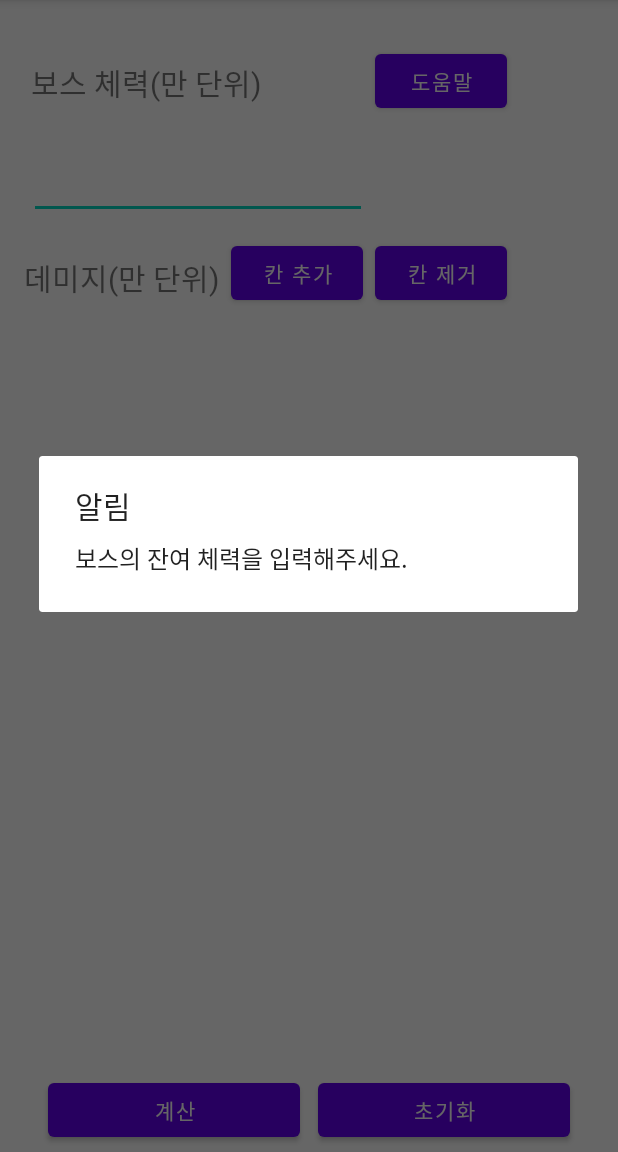
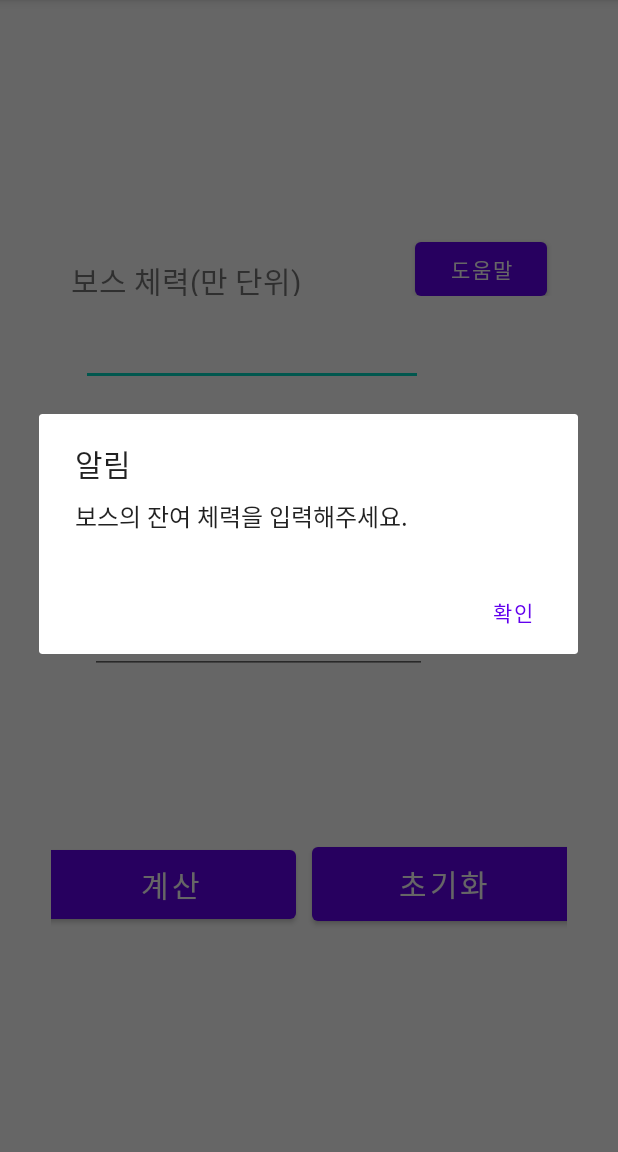
Before and after one commit to JinKyuGit/calculator, an Android app: the screen it shows after launch (MainActivity), after a tap on "계산", on a phone screen of 412 x 824 dp, the part 84-1236 px from its top. Run offline under Robolectric (Android 15) with nearby library versions, the phone set to English and light mode, and no system bars; our stand-ins replace AdMob.

Commit message:
알림창에 확인버튼 생성. 디자인 조정.

```diff
--- a/app/src/main/java/com/app/calculator/Calculator.kt
+++ b/app/src/main/java/com/app/calculator/Calculator.kt
@@ -110,7 +110,7 @@ class Calculator {
         //마지막 쉼표 제거.
         if(!"".equals(attackers)){
             attackers = attackers.substring(0, attackers.length - 2)
-            message = " -공격자 ["+attackers+"], 막타 : "+lastDamage+" 인 경우 이월 시간 : "+time+"초"
+            message = " -공격자 ["+attackers+"]"+"\n"+"막타 : "+lastDamage+" 인 경우 이월 시간 : "+time+"초"
         }else {
             message = " -공격자 "+lastDamage+", 이월 시간 : "+time+"초"
         }
--- a/app/src/main/java/com/app/calculator/MainActivity.kt
+++ b/app/src/main/java/com/app/calculator/MainActivity.kt
@@ -26,7 +26,7 @@ import com.google.android.gms.ads.MobileAds
 
 class MainActivity : AppCompatActivity() {
 
-    public var container: ConstraintLayout? = null
+    public var container: LinearLayout? = null
     public var applyConstraintSet = ConstraintSet()
     public val damageArray = arrayOf(
         R.id.damage1,
@@ -44,7 +44,7 @@ class MainActivity : AppCompatActivity() {
 
         //변수 생성 및 초기화.
         container = findViewById(R.id.container);
-        applyConstraintSet.clone(container);
+        //applyConstraintSet.clone(container);
 
         //화면클릭시 키보드 숨기기.
         this.setupUI(findViewById(R.id.container))
@@ -145,7 +145,7 @@ class MainActivity : AppCompatActivity() {
         var EditText = arrayOfNulls<EditText>(2)
         //레이아웃
         val layoutParams = LinearLayout.LayoutParams(225.topx(), 60.topx())
-        layoutParams.setMargins(50, 0, 0, 0)
+        layoutParams.setMargins(20, 0, 0, 0)
 
         //필터
         val maxLength = 4
@@ -173,41 +173,6 @@ class MainActivity : AppCompatActivity() {
         innerView!!.addView(EditText[1])
       //  setContentView(container)
 
-        /**
-        //constraint 적용
-        //첫번째 데미지 칸
-        applyConstraintSet.constrainHeight(damageArray[0],
-            ConstraintSet.WRAP_CONTENT)
-        applyConstraintSet.constrainWidth(damageArray[0],
-            ConstraintSet.WRAP_CONTENT)
-        applyConstraintSet.setHorizontalBias(damageArray[0], 0.104f)
-        applyConstraintSet.connect(damageArray[0], ConstraintSet.LEFT,
-            ConstraintSet.PARENT_ID, ConstraintSet.LEFT, 0)
-        applyConstraintSet.connect(damageArray[0], ConstraintSet.RIGHT,
-            ConstraintSet.PARENT_ID, ConstraintSet.RIGHT, 0)
-        applyConstraintSet.connect(damageArray[0], ConstraintSet.TOP,
-            R.id.damageTitle, ConstraintSet.BOTTOM, 26.topx())
-
-        //두번째 데미지 칸.
-        applyConstraintSet.constrainHeight(damageArray[1],
-            ConstraintSet.WRAP_CONTENT)
-        applyConstraintSet.constrainWidth(damageArray[1],
-            ConstraintSet.WRAP_CONTENT)
-        applyConstraintSet.setHorizontalBias(damageArray[1], 0.104f)
-        applyConstraintSet.connect(damageArray[1], ConstraintSet.LEFT,
-            ConstraintSet.PARENT_ID, ConstraintSet.LEFT, 0)
-        applyConstraintSet.connect(damageArray[1], ConstraintSet.RIGHT,
-            ConstraintSet.PARENT_ID, ConstraintSet.RIGHT, 0)
-        applyConstraintSet.connect(damageArray[1], ConstraintSet.TOP,
-            damageArray[0], ConstraintSet.BOTTOM, 26.topx())
-
-        //ConstraintSet을 통해 view에 적용.
-        applyConstraintSet.applyTo(container)
-
-        */
-
-
-
     }
     //dp를 픽셀로 리턴.
     fun Int.topx(): Int = (this * Resources.getSystem().displayMetrics.density).toInt()
@@ -220,7 +185,7 @@ class MainActivity : AppCompatActivity() {
 
         //레이아웃
         val layoutParams = LinearLayout.LayoutParams(225.topx(), 60.topx())
-        layoutParams.setMargins(50, 0, 0, 0)
+        layoutParams.setMargins(20, 0, 0, 0)
 
         //필터
         val maxLength = 4
@@ -253,23 +218,6 @@ class MainActivity : AppCompatActivity() {
         innerView!!.addView(editText)
         damageLength++;
 
-    /**
-        //constraint 적용
-        applyConstraintSet.constrainHeight(newId,
-            ConstraintSet.WRAP_CONTENT)
-        applyConstraintSet.constrainWidth(newId,
-            ConstraintSet.WRAP_CONTENT)
-        applyConstraintSet.setHorizontalBias(newId, 0.104f)
-        applyConstraintSet.connect(newId, ConstraintSet.LEFT,
-            ConstraintSet.PARENT_ID, ConstraintSet.LEFT, 0)
-        applyConstraintSet.connect(newId, ConstraintSet.RIGHT,
-            ConstraintSet.PARENT_ID, ConstraintSet.RIGHT, 0)
-        applyConstraintSet.connect(newId, ConstraintSet.TOP,
-            prevId, ConstraintSet.BOTTOM, 26.topx())
-
-        //ConstraintSet을 통해 view에 적용.
-        applyConstraintSet.applyTo(container)
-**/
 
 
     }
@@ -348,23 +296,6 @@ class MainActivity : AppCompatActivity() {
         textView.textSize = 16f
         innerView!!.addView(textView)
 
-        /*
-        //constraint 적용
-        applyConstraintSet.constrainHeight(R.id.resultMsg,
-            ConstraintSet.WRAP_CONTENT)
-        applyConstraintSet.constrainWidth(R.id.resultMsg,
-            ConstraintSet.WRAP_CONTENT)
-        applyConstraintSet.setHorizontalBias(R.id.resultMsg, 0.104f)
-        applyConstraintSet.connect(R.id.resultMsg, ConstraintSet.LEFT,
-            ConstraintSet.PARENT_ID, ConstraintSet.LEFT, 0)
-        applyConstraintSet.connect(R.id.resultMsg, ConstraintSet.RIGHT,
-            ConstraintSet.PARENT_ID, ConstraintSet.RIGHT, 0)
-        applyConstraintSet.connect(R.id.resultMsg, ConstraintSet.TOP,
-            this.getDamageIdByIndex(damageLength-1), ConstraintSet.BOTTOM, 26.topx())
-
-        //ConstraintSet을 통해 view에 적용.
-        applyConstraintSet.applyTo(container)
-*/
     }
 
     fun reset(){
--- a/app/src/main/java/com/app/calculator/Util.kt
+++ b/app/src/main/java/com/app/calculator/Util.kt
@@ -1,22 +1,36 @@
 package com.app.calculator
 
+import android.R
 import android.app.AlertDialog
 import android.content.Context
+import android.view.View
+import android.widget.TextView
+
+
+
+
 
 class Util {
 
 
     //타이틀과 메세지를 보내면 alert를 띄워준다.
-     fun alert(view : Context, title: String, message: String) {
+     fun alert(view: Context, title: String, message: String) {
 
-        val builder = AlertDialog.Builder(view);
+       /* val builder = AlertDialog.Builder(view);
 
         builder.setTitle(title).setMessage(message)
 
         val alertDialog = builder.create()
 
         alertDialog.show()
-
+*/
+        val dialog = AlertDialog.Builder(view)
+            .setTitle(title)
+            .setMessage(message)
+            .setPositiveButton("확인", null)
+            .show()
+        val textView = dialog.findViewById<View>(R.id.message) as TextView
+        textView.textSize = 16f
 
     }
 }
--- a/app/src/main/res/layout/activity_main.xml
+++ b/app/src/main/res/layout/activity_main.xml
@@ -1,26 +1,30 @@
 <?xml version="1.0" encoding="utf-8"?>
-<androidx.constraintlayout.widget.ConstraintLayout xmlns:android="http://schemas.android.com/apk/res/android"
-    xmlns:app="http://schemas.android.com/apk/res-auto"
-    xmlns:tools="http://schemas.android.com/tools"
+<LinearLayout xmlns:android="http://schemas.android.com/apk/res/android"
+    android:id="@+id/container"
     android:layout_width="match_parent"
     android:layout_height="match_parent"
-    android:id="@+id/container"
-    tools:context=".MainActivity">
+    xmlns:app="http://schemas.android.com/apk/res-auto"
+    android:paddingLeft="16dp"
+    android:paddingRight="16dp"
+    android:orientation="vertical"
+    android:gravity="center">
 
     <com.google.android.gms.ads.AdView
         android:id="@+id/adView"
-        android:layout_width="397dp"
-        android:layout_height="49dp"
+        android:layout_width="380dp"
+        android:layout_height="86dp"
         android:layout_alignParentBottom="true"
         android:layout_centerHorizontal="true"
         app:adSize="BANNER"
-        app:adUnitId="@string/banner_ad_unit_id"
-        app:layout_constraintBottom_toTopOf="@+id/bossTitle"
-        app:layout_constraintHorizontal_bias="0.714"
-        app:layout_constraintLeft_toLeftOf="parent"
-        app:layout_constraintRight_toRightOf="parent"
-        app:layout_constraintTop_toTopOf="parent"
-        app:layout_constraintVertical_bias="0.1"></com.google.android.gms.ads.AdView>
+        app:adUnitId="@string/banner_ad_unit_id"></com.google.android.gms.ads.AdView>
+
+    <LinearLayout
+        android:layout_width="381dp"
+        android:layout_height="wrap_content"
+        android:gravity="center"
+        android:orientation="horizontal"
+        android:paddingLeft="16dp"
+        android:paddingRight="16dp">
 
         <TextView
             android:id="@+id/bossTitle"
@@ -28,12 +32,7 @@
             android:layout_height="wrap_content"
             android:layout_marginTop="20dp"
             android:text="보스 체력(만 단위)"
-        android:textSize="20dp"
-        app:layout_constraintBottom_toBottomOf="@+id/adView"
-        app:layout_constraintHorizontal_bias="0.081"
-        app:layout_constraintLeft_toLeftOf="parent"
-        app:layout_constraintRight_toRightOf="parent"
-        app:layout_constraintTop_toTopOf="@+id/bossHp" />
+            android:textSize="20dp" />
 
         <Button
             android:id="@+id/helpBtn"
@@ -41,23 +40,37 @@
             android:layout_height="wrap_content"
             android:layout_marginLeft="76dp"
             android:layout_marginTop="12dp"
-        android:text="도움말"
-        app:layout_constraintBottom_toBottomOf="@+id/adView"
-        app:layout_constraintLeft_toRightOf="@+id/bossTitle"
-        app:layout_constraintTop_toTopOf="@+id/bossHp"
-        app:layout_constraintVertical_bias="0.478" />
+            android:text="도움말" />
+
+    </LinearLayout>
+
+    <LinearLayout
+        android:layout_width="376dp"
+        android:layout_height="wrap_content"
+        android:orientation="vertical"
+        android:paddingLeft="16dp"
+        android:paddingRight="16dp">
+
 
         <EditText
             android:id="@+id/bossHp"
-        android:layout_width="225dp"
+            android:layout_width="228dp"
             android:layout_height="60dp"
-        android:layout_marginTop="16dp"
+            android:layout_marginLeft="20dp"
             android:inputType="number"
             android:maxLength="4"
-        app:layout_constraintHorizontal_bias="0.104"
             app:layout_constraintLeft_toLeftOf="parent"
             app:layout_constraintRight_toRightOf="parent"
             app:layout_constraintTop_toBottomOf="@+id/bossTitle" />
+    </LinearLayout>
+
+    <LinearLayout
+        android:layout_width="381dp"
+        android:layout_height="72dp"
+        android:gravity="center"
+        android:orientation="horizontal"
+        android:paddingLeft="16dp"
+        android:paddingRight="16dp">
 
         <TextView
             android:id="@+id/damageTitle"
@@ -77,9 +90,7 @@
             android:layout_height="wrap_content"
             android:layout_marginLeft="8dp"
             android:layout_marginTop="12dp"
-        android:text="칸 추가"
-        app:layout_constraintLeft_toRightOf="@+id/damageTitle"
-        app:layout_constraintTop_toBottomOf="@+id/bossHp" />
+            android:text="칸 추가" />
 
         <Button
             android:id="@+id/delBtn"
@@ -87,60 +98,57 @@
             android:layout_height="wrap_content"
             android:layout_marginLeft="8dp"
             android:layout_marginTop="12dp"
-        android:text="칸 제거"
-        app:layout_constraintLeft_toRightOf="@+id/addBtn"
-        app:layout_constraintTop_toBottomOf="@+id/bossHp" />
+            android:text="칸 제거" />
 
-    <!-- 하단 버튼 -->
+    </LinearLayout>
 
-        <!-- 스크롤 -->
+
     <ScrollView
         android:id="@+id/scrollView"
-        android:layout_width="404dp"
-        android:layout_height="385dp"
-        app:layout_constraintBottom_toTopOf="@+id/calculateBtn"
-        app:layout_constraintLeft_toLeftOf="parent"
-        app:layout_constraintRight_toRightOf="parent"
-        app:layout_constraintTop_toBottomOf="@+id/damageTitle">
+        android:layout_width="318dp"
+        android:layout_height="227dp">
 
         <LinearLayout
             android:id="@+id/innerView"
             android:layout_width="match_parent"
             android:layout_height="wrap_content"
-            android:orientation="vertical"
-            app:layout_constraintBottom_toTopOf="@+id/calculateBtn"
-            app:layout_constraintLeft_toLeftOf="parent"
-            app:layout_constraintRight_toRightOf="parent"
-            app:layout_constraintTop_toBottomOf="@+id/scrollView" />
+            android:orientation="vertical">
 
+        </LinearLayout>
     </ScrollView>
+
+    <LinearLayout
+        android:layout_width="376dp"
+        android:layout_height="74dp"
+        android:gravity="center"
+        android:orientation="horizontal"
+        android:paddingLeft="16dp"
+        android:paddingRight="16dp">
+
 
         <Button
             android:id="@+id/calculateBtn"
             android:layout_width="168dp"
-        android:layout_height="48dp"
+            android:layout_height="58dp"
             android:layout_marginLeft="30dp"
             android:layout_marginRight="5dp"
             android:layout_marginBottom="4dp"
+            android:gravity="center"
             android:text="계산"
-        app:layout_constraintBottom_toBottomOf="parent"
-        app:layout_constraintLeft_toLeftOf="parent"
-        app:layout_constraintRight_toLeftOf="@+id/resetBtn"
-         />
+            android:textSize="20dp" />
 
         <Button
             android:id="@+id/resetBtn"
-        android:layout_width="168dp"
-        android:layout_height="48dp"
+            android:layout_width="175dp"
+            android:layout_height="61dp"
+            android:layout_marginLeft="5dp"
             android:layout_marginRight="30dp"
-        android:layout_marginLeft="5dp"
             android:layout_marginBottom="4dp"
+            android:gravity="center"
             android:text="초기화"
-        app:layout_constraintBottom_toBottomOf="parent"
-        app:layout_constraintRight_toRightOf="parent"
-        app:layout_constraintLeft_toRightOf="@+id/calculateBtn"/>
+            android:textSize="20dp"/>
+
+    </LinearLayout>
 
 
-
-
-</androidx.constraintlayout.widget.ConstraintLayout>
+</LinearLayout>
```
Lines whose indentation alone changed are shown as unchanged.
